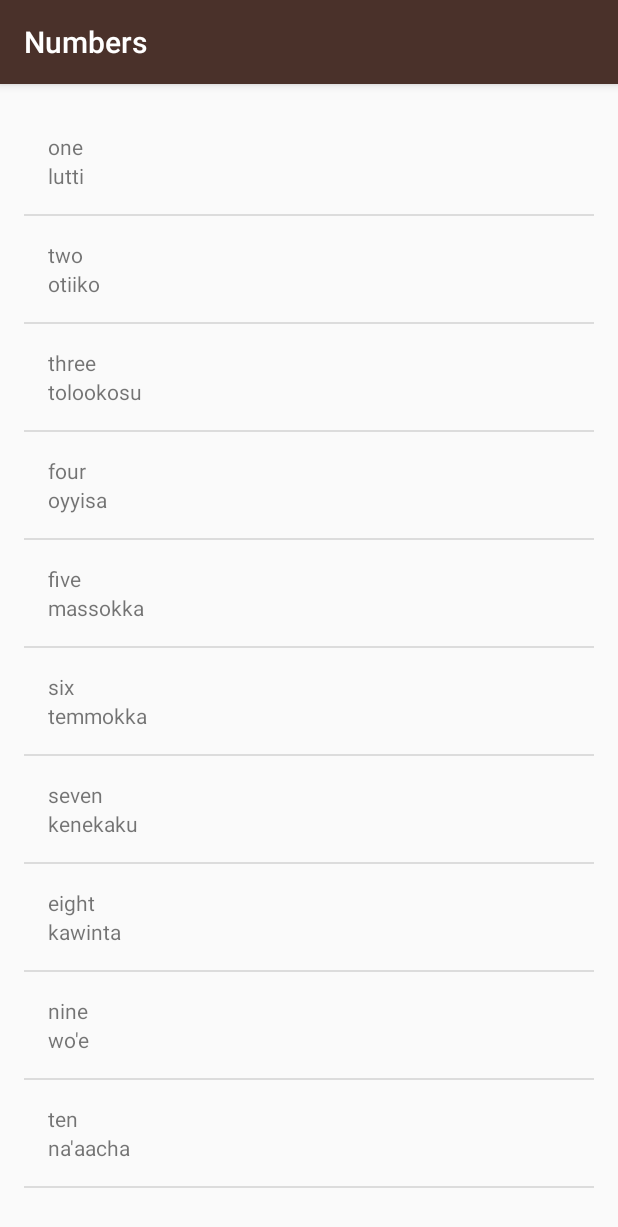
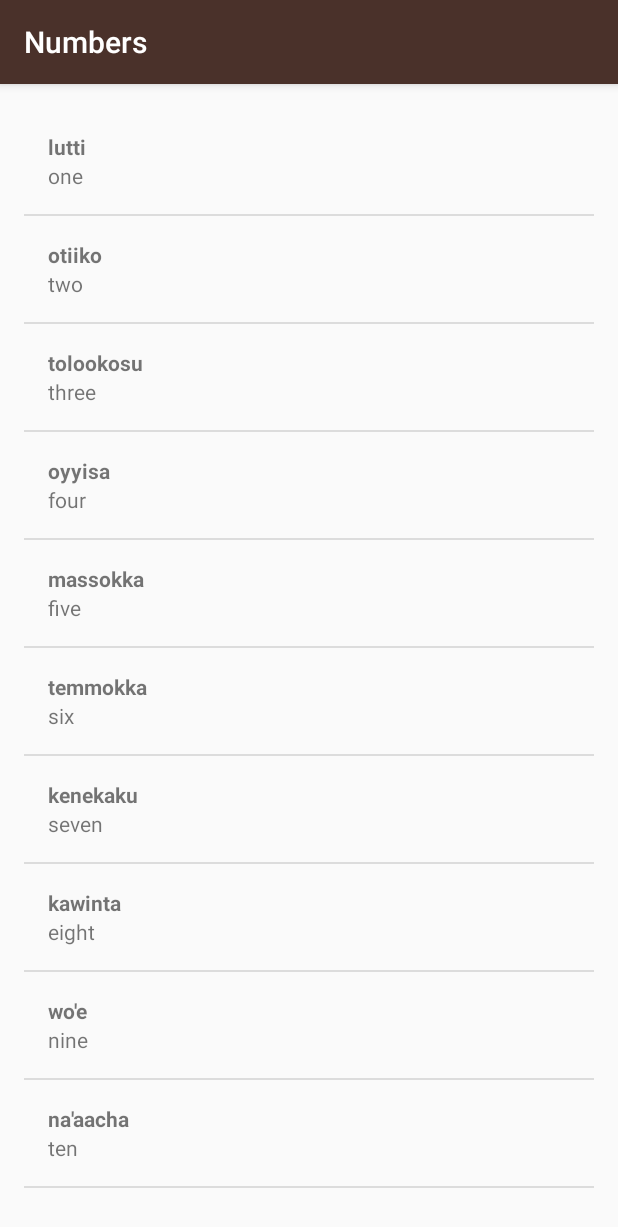
Before and after one commit to ferfischer/Miwok, an Android app: the NumbersActivity screen opened directly, with no data from a screen before it, on a phone screen of 412 x 824 dp. Shown: the top 1227 px of the screen. Run offline under Robolectric (Android 15) with nearby library versions, the phone set to English and light mode, and no system bars.

Commit message:
Small fixes

```diff
--- a/app/src/main/java/com/example/android/miwok/Word.java
+++ b/app/src/main/java/com/example/android/miwok/Word.java
@@ -9,7 +9,7 @@ public class Word {
     private String miwokWord;
     private String defaultWord;
 
-    public Word(String miwokWord, String defaultWord)
+    public Word(String defaultWord, String miwokWord)
     {
         this.miwokWord = miwokWord;
         this.defaultWord = defaultWord;
--- a/app/src/main/res/layout/list_item.xml
+++ b/app/src/main/res/layout/list_item.xml
@@ -9,6 +9,7 @@
         android:id="@+id/miwok_text_view"
         android:layout_width="wrap_content"
         android:layout_height="wrap_content"
+        android:textStyle="bold"
         tools:text="lutti"/>
 
     <TextView
```
